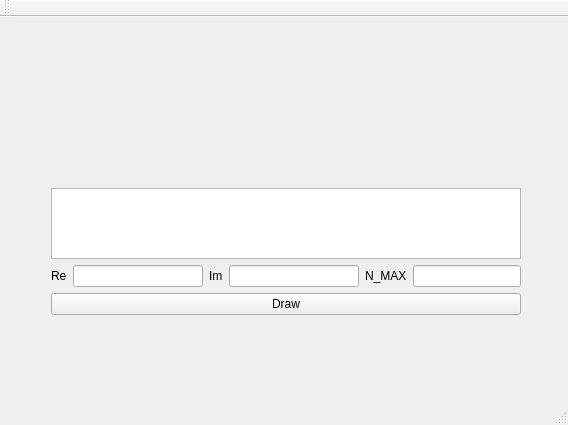
The window that JuliaSetFractals/mainwindow.ui (lswiderski/julia-set-fractal) describes before a commit, drawn with Qt 5.
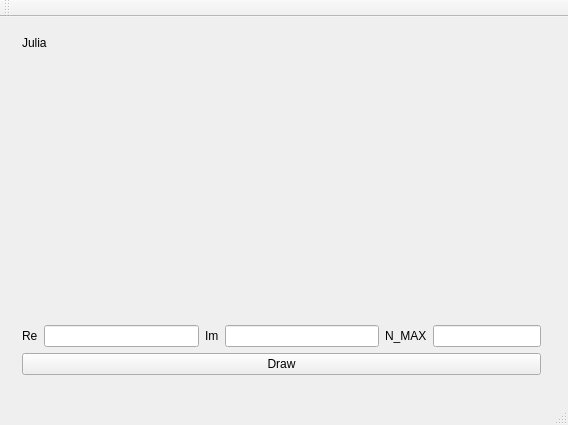
The same window after the commit.

Commit message: draw julia set

```diff
--- a/JuliaSetFractals/mainwindow.ui
+++ b/JuliaSetFractals/mainwindow.ui
@@ -17,13 +17,16 @@
    <widget class="QWidget" name="verticalLayoutWidget">
     <property name="geometry">
      <rect>
-      <x>40</x>
-      <y>160</y>
-      <width>492</width>
-      <height>149</height>
+      <x>11</x>
+      <y>8</y>
+      <width>541</width>
+      <height>361</height>
      </rect>
     </property>
     <layout class="QGridLayout" name="gridLayout">
+     <property name="verticalSpacing">
+      <number>6</number>
+     </property>
      <item row="1" column="0">
       <layout class="QHBoxLayout" name="horizontalLayout_2">
        <item>
@@ -58,9 +61,6 @@
        </item>
       </layout>
      </item>
-     <item row="0" column="0">
-      <widget class="QGraphicsView" name="Render"/>
-     </item>
      <item row="2" column="0">
       <widget class="QPushButton" name="pushButton">
        <property name="layoutDirection">
@@ -71,6 +71,16 @@
        </property>
       </widget>
      </item>
+     <item row="0" column="0">
+      <widget class="QLabel" name="imagelabel">
+       <property name="text">
+        <string>Julia</string>
+       </property>
+       <property name="alignment">
+        <set>Qt::AlignLeading|Qt::AlignLeft|Qt::AlignTop</set>
+       </property>
+      </widget>
+     </item>
     </layout>
    </widget>
   </widget>
```
The commit also changes 3 other files.
